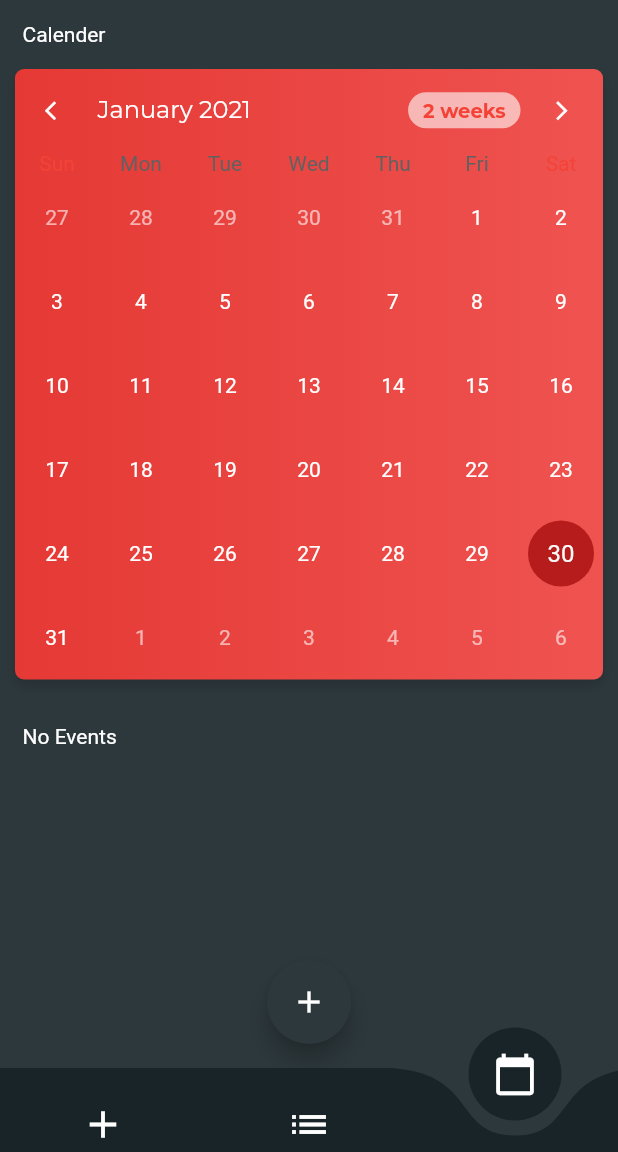
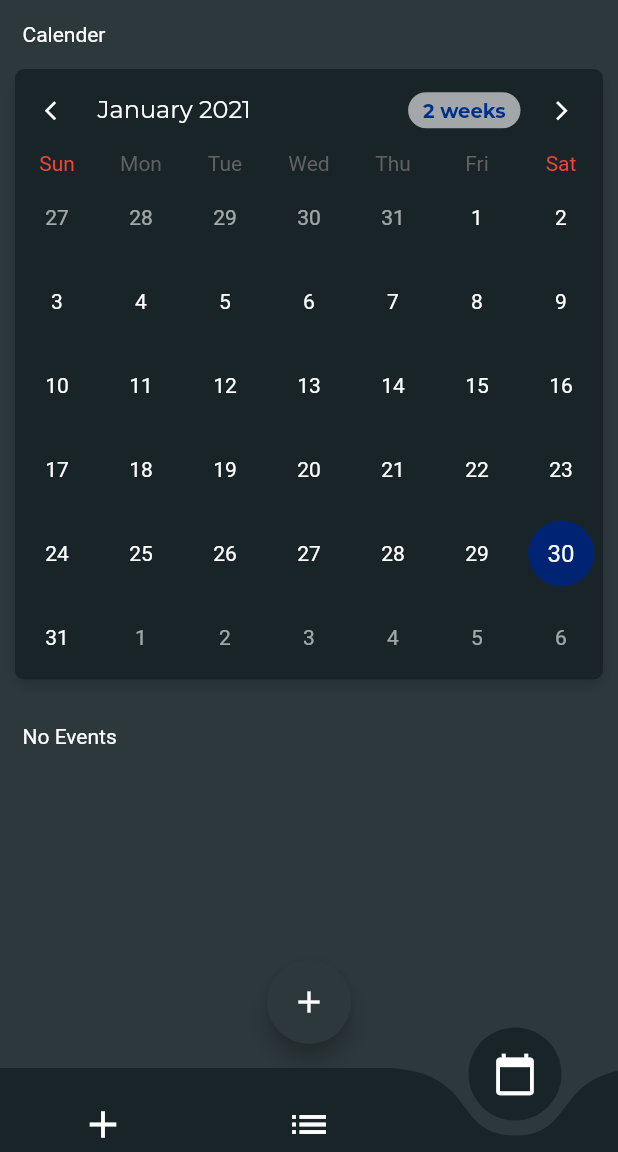
Before and after one commit to danieltyukov/dototick, a Flutter app: the screen it shows after launch, swiped to page 3, on a phone screen of 412 x 824 dp, the part 84-1236 px from its top. Run offline on Flutter 3.47's test engine with Material 2 defaults, Android fonts, the phone set to English and light mode, and no system bars; drawn by our look-alikes of curved_navigation_bar, table_calendar; our stand-ins replace font_awesome_flutter, google_fonts, sqflite; accounts and stored records are empty.

Commit message:
adjusted colors and added some comments

```diff
--- a/lib/screens/calendar.dart
+++ b/lib/screens/calendar.dart
@@ -59,7 +59,7 @@ class _CalendarState extends State<Calendar> {
             IconButton(
                 icon: FaIcon(
                   FontAwesomeIcons.trashAlt,
-                  color: Colors.redAccent,
+                  color: Colors.red,
                   size: 15,
                 ),
                 onPressed: () => _deleteEvent(d))
@@ -198,13 +198,20 @@ class _CalendarState extends State<Calendar> {
       decoration: BoxDecoration(
         color: Colors.white,
         borderRadius: BorderRadius.circular(6),
-          gradient: LinearGradient(colors: [Colors.red[600], Colors.red[400]]),
+        gradient: LinearGradient(
+          colors: [
+            MyConstants.verydarkgrey,
+            MyConstants.verydarkgrey,
+          ],
+        ),
         boxShadow: <BoxShadow>[
           BoxShadow(
             color: Colors.black12,
             blurRadius: 5,
-                offset: new Offset(0.0, 5))
-          ]),
+            offset: new Offset(0.0, 5),
+          ),
+        ],
+      ),
       child: TableCalendar(
         calendarStyle: CalendarStyle(
           canEventMarkersOverflow: true,
@@ -212,18 +219,24 @@ class _CalendarState extends State<Calendar> {
           weekdayStyle: TextStyle(color: Colors.white),
           todayColor: Colors.white54,
           todayStyle: TextStyle(
-              color: Colors.redAccent,
+              color: MyConstants.blue,
               fontSize: 15,
               fontWeight: FontWeight.bold),
-          selectedColor: Colors.red[900],
+          selectedColor: MyConstants.darkblue,
           outsideWeekendStyle: TextStyle(color: Colors.white60),
           outsideStyle: TextStyle(color: Colors.white60),
           weekendStyle: TextStyle(color: Colors.white),
           renderDaysOfWeek: false,
         ),
+
+
+        //
         onDaySelected: _onDaySelected,
         calendarController: _calendarController,
         events: _events,
+        //
+
+
         headerStyle: HeaderStyle(
           leftChevronIcon:
               Icon(Icons.arrow_back_ios, size: 15, color: Colors.white),
@@ -236,13 +249,14 @@ class _CalendarState extends State<Calendar> {
             borderRadius: BorderRadius.circular(20),
           ),
           formatButtonTextStyle: GoogleFonts.montserrat(
-              color: Colors.red, fontSize: 13, fontWeight: FontWeight.bold),
+              color: MyConstants.blue, fontSize: 13, fontWeight: FontWeight.bold),
         ),
       ),
     );
   }
   //
 
+  //shows whether event exists or not
   Widget eventTitle() {
     if (_selectedEvents.length == 0) {
       return Container(
@@ -282,14 +296,19 @@ class _CalendarState extends State<Calendar> {
               ],
             ),
           ),
+          //displays calendar
           calendar(),
+          //decides whether event exists or not
           eventTitle(),
+          //displays events
           Column(children: _eventWidgets),
           SizedBox(height: 60),
         ],
       ),
       floatingActionButton: FloatingActionButton(
+        //pops up create new event on the date.
         onPressed: () => _create(context),
+        //
         child: Icon(
           Icons.add,
           color: Colors.white,
```
Lines whose indentation alone changed are shown as unchanged.
